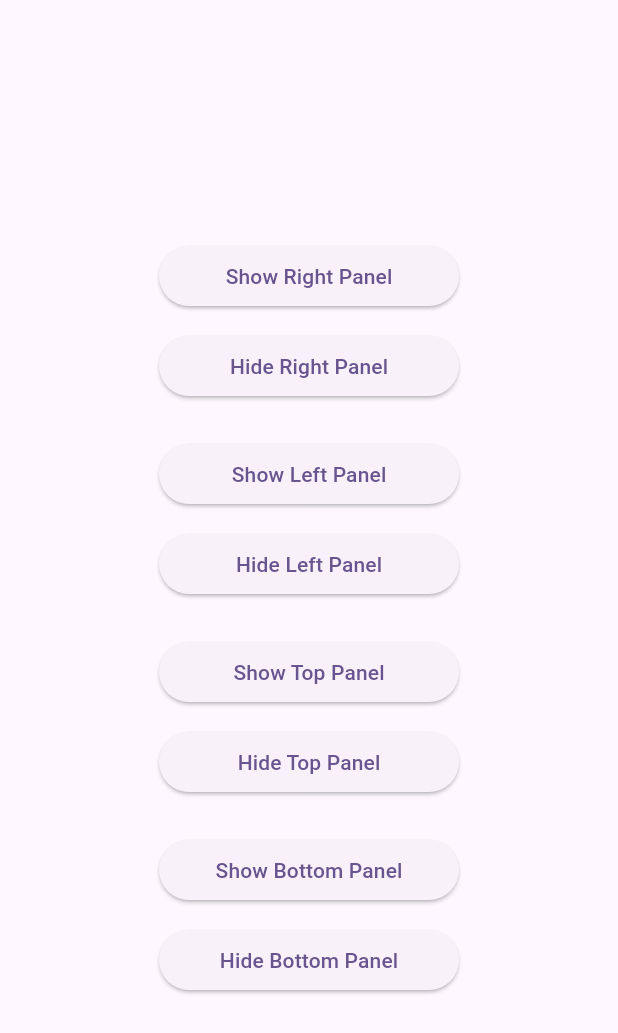
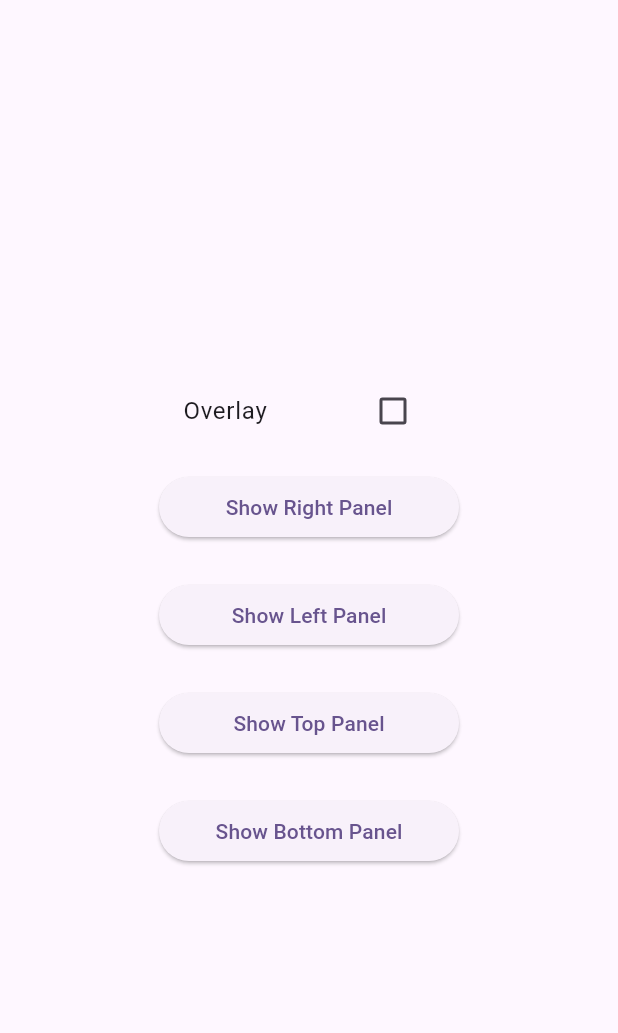
Before and after one commit to msuhal/flutter_side_panel, a Flutter app: the screen it shows after launch, on a phone screen of 412 x 824 dp. Shown: the top 1033 px of the screen. Run offline on Flutter 3.47's test engine with Material 3 defaults, Android fonts, the phone set to English and light mode, and no system bars.

Commit message:
add overlay option

```diff
--- a/example/lib/main.dart
+++ b/example/lib/main.dart
@@ -29,7 +29,14 @@ class MyHomePage extends StatefulWidget {
 }
 
 class _MyHomePageState extends State<MyHomePage> {
-  final SidePanelController _controller = SidePanelController();
+  final _controller = SidePanelController();
+  var _isOverlay = false;
+
+  // Visibility states of the panels
+  bool _isRightPanelVisible = false;
+  bool _isLeftPanelVisible = false;
+  bool _isTopPanelVisible = false;
+  bool _isBottomPanelVisible = false;
 
   @override
   Widget build(BuildContext context) {
@@ -37,6 +44,7 @@ class _MyHomePageState extends State<MyHomePage> {
       body: SidePanel(
         controller: _controller,
         right: Panel(
+          overlay: _isOverlay,
           child: Container(
             color: Colors.blueGrey.shade100,
             child: const Center(
@@ -45,6 +53,7 @@ class _MyHomePageState extends State<MyHomePage> {
           ),
         ),
         left: Panel(
+          overlay: _isOverlay,
           child: Container(
             color: Colors.pink.shade100,
             child: const Center(
@@ -53,6 +62,7 @@ class _MyHomePageState extends State<MyHomePage> {
           ),
         ),
         top: Panel(
+          overlay: _isOverlay,
           child: Container(
             color: Colors.orange.shade100,
             child: const Center(
@@ -61,6 +71,7 @@ class _MyHomePageState extends State<MyHomePage> {
           ),
         ),
         bottom: Panel(
+          overlay: _isOverlay,
           child: Container(
             color: Colors.blue.shade100,
             child: const Center(
@@ -74,60 +85,108 @@ class _MyHomePageState extends State<MyHomePage> {
             child: ListView(
               shrinkWrap: true,
               children: [
+                CheckboxListTile(
+                  title: const Text('Overlay'),
+                  value: _isOverlay,
+                  onChanged: (value) {
+                    setState(() {
+                      _isRightPanelVisible = false;
+                      _isLeftPanelVisible = false;
+                      _isTopPanelVisible = false;
+                      _isBottomPanelVisible = false;
+                      _controller.hideRightPanel();
+                      _controller.hideLeftPanel();
+                      _controller.hideBottomPanel();
+                      _controller.hideTopPanel();
+                      _isOverlay = value!;
+                    });
+                  },
+                ),
+                const SizedBox(height: 12),
+
+                // Toggle button for the right panel
                 ElevatedButton(
                   onPressed: () {
-                    _controller.showRightPanel();
+                    if (_isOverlay) {
+                      _controller.showRightPanel();
+                      return;
+                    }
+
+                    setState(() {
+                      _isRightPanelVisible = !_isRightPanelVisible;
+                      _isRightPanelVisible
+                          ? _controller.showRightPanel()
+                          : _controller.hideRightPanel();
+                    });
                   },
-                  child: const Text('Show Right Panel'),
+                  child: Text(_isRightPanelVisible
+                      ? 'Hide Right Panel'
+                      : 'Show Right Panel'),
                 ),
-                const SizedBox(height: 12),
+
+                const SizedBox(height: 24),
+
+                // Toggle button for the left panel
                 ElevatedButton(
                   onPressed: () {
-                    _controller.hideRightPanel();
+                    if (_isOverlay) {
+                      _controller.showLeftPanel();
+                      return;
+                    }
+
+                    setState(() {
+                      _isLeftPanelVisible = !_isLeftPanelVisible;
+                      _isLeftPanelVisible
+                          ? _controller.showLeftPanel()
+                          : _controller.hideLeftPanel();
+                    });
                   },
-                  child: const Text('Hide Right Panel'),
+                  child: Text(_isLeftPanelVisible
+                      ? 'Hide Left Panel'
+                      : 'Show Left Panel'),
                 ),
+
                 const SizedBox(height: 24),
+
+                // Toggle button for the top panel
                 ElevatedButton(
                   onPressed: () {
-                    _controller.showLeftPanel();
+                    if (_isOverlay) {
+                      _controller.showTopPanel();
+                      return;
+                    }
+
+                    setState(() {
+                      _isTopPanelVisible = !_isTopPanelVisible;
+                      _isTopPanelVisible
+                          ? _controller.showTopPanel()
+                          : _controller.hideTopPanel();
+                    });
                   },
-                  child: const Text('Show Left Panel'),
+                  child: Text(
+                      _isTopPanelVisible ? 'Hide Top Panel' : 'Show Top Panel'),
                 ),
-                const SizedBox(height: 12),
+
+                const SizedBox(height: 24),
+
+                // Toggle button for the bottom panel
                 ElevatedButton(
                   onPressed: () {
-                    _controller.hideLeftPanel();
+                    if (_isOverlay) {
+                      _controller.showBottomPanel();
+                      return;
+                    }
+
+                    setState(() {
+                      _isBottomPanelVisible = !_isBottomPanelVisible;
+                      _isBottomPanelVisible
+                          ? _controller.showBottomPanel()
+                          : _controller.hideBottomPanel();
+                    });
                   },
-                  child: const Text('Hide Left Panel'),
-                ),
-                const SizedBox(height: 24),
-                ElevatedButton(
-                  onPressed: () {
-                    _controller.showTopPanel();
-                  },
-                  child: const Text('Show Top Panel'),
-                ),
-                const SizedBox(height: 12),
-                ElevatedButton(
-                  onPressed: () {
-                    _controller.hideTopPanel();
-                  },
-                  child: const Text('Hide Top Panel'),
-                ),
-                const SizedBox(height: 24),
-                ElevatedButton(
-                  onPressed: () {
-                    _controller.showBottomPanel();
-                  },
-                  child: const Text('Show Bottom Panel'),
-                ),
-                const SizedBox(height: 12),
-                ElevatedButton(
-                  onPressed: () {
-                    _controller.hideBottomPanel();
-                  },
-                  child: const Text('Hide Bottom Panel'),
+                  child: Text(_isBottomPanelVisible
+                      ? 'Hide Bottom Panel'
+                      : 'Show Bottom Panel'),
                 ),
               ],
             ),
--- a/example/pubspec.yaml
+++ b/example/pubspec.yaml
@@ -5,7 +5,7 @@ publish_to: 'none'
 version: 1.0.0+1
 
 environment:
-  sdk: '>=2.18.4 <3.0.0'
+  sdk: '>=2.18.4 <4.0.0'
 
 dependencies:
   flutter:
--- a/lib/side_panel.dart
+++ b/lib/side_panel.dart
@@ -1,5 +1,7 @@
 library side_panel;
 
+import 'package:flutter/cupertino.dart';
+import 'package:flutter/material.dart';
 import 'package:flutter/widgets.dart';
 
 /// A controller for the [SidePanel].
@@ -75,12 +77,30 @@ class Panel {
   /// content of the panel.
   final Widget child;
 
-  /// Creates a new [Panel].
+  /// Whether the panel should be displayed as an overlay.
   ///
-  /// The [size] parameter is optional and defaults to 300. The [child]
-  /// parameter is required and must not be null.
+  /// When [overlay] is true, the panel is displayed as an overlay over the
+  /// screen. When it is false, the panel is displayed as a normal widget.
+  ///
+  /// The default value is false.
+  final bool overlay;
+
+  /// Create a new [Panel] with the given [size], [child], and [overlay].
+  ///
+  /// The [size] parameter is the width of the panel when it is positioned on the
+  /// left or right side of the screen, and the height of the panel when it is
+  /// positioned on the top or bottom side of the screen. The default value is 300.
+  ///
+  /// The [child] parameter is the widget that is displayed in the panel and is
+  /// used to provide the content of the panel.
+  ///
+  /// The [overlay] parameter determines whether the panel should be displayed as
+  /// an overlay over the screen. When it is true, the panel is displayed as an
+  /// overlay over the screen. When it is false, the panel is displayed as a normal
+  /// widget. The default value is false.
   Panel({
     this.size = 300,
+    this.overlay = false,
     required this.child,
   });
 }
@@ -199,9 +219,13 @@ class SidePanelState extends State<SidePanel> {
 
   void _showRightPanel() {
     if (widget.right == null) return;
+    if (widget.right!.overlay) {
+      Navigator.of(context).push(_showOverlay(right: widget.right!));
+    } else {
       setState(() {
         _isShowRightPanel = true;
       });
+    }
   }
 
   void _hideRightPanel() {
@@ -213,9 +237,13 @@ class SidePanelState extends State<SidePanel> {
 
   void _showLeftPanel() {
     if (widget.left == null) return;
+    if (widget.left!.overlay) {
+      Navigator.of(context).push(_showOverlay(left: widget.left!));
+    } else {
       setState(() {
         _isShowLeftPanel = true;
       });
+    }
   }
 
   void _hideLeftPanel() {
@@ -227,9 +255,13 @@ class SidePanelState extends State<SidePanel> {
 
   void _showTopPanel() {
     if (widget.top == null) return;
+    if (widget.top!.overlay) {
+      Navigator.of(context).push(_showOverlay(top: widget.top!));
+    } else {
       setState(() {
         _isShowTopPanel = true;
       });
+    }
   }
 
   void _hideTopPanel() {
@@ -241,9 +273,13 @@ class SidePanelState extends State<SidePanel> {
 
   void _showBottomPanel() {
     if (widget.bottom == null) return;
+    if (widget.bottom!.overlay) {
+      Navigator.of(context).push(_showOverlay(bottom: widget.bottom!));
+    } else {
       setState(() {
         _isShowBottomPanel = true;
       });
+    }
   }
 
   void _hideBottomPanel() {
@@ -253,6 +289,59 @@ class SidePanelState extends State<SidePanel> {
     });
   }
 
+  Route _showOverlay({
+    Panel? left,
+    Panel? right,
+    Panel? top,
+    Panel? bottom,
+  }) {
+    assert(left != null || right != null || top != null || bottom != null);
+    late Widget child;
+    late Offset begin;
+    late Alignment alignment;
+
+    if (left != null) {
+      child = SizedBox(width: left.size, child: left.child);
+      begin = const Offset(-1.0, 0.0);
+      alignment = Alignment.centerLeft;
+    } else if (right != null) {
+      child = SizedBox(width: right.size, child: right.child);
+      begin = const Offset(1.0, 0.0);
+      alignment = Alignment.centerRight;
+    } else if (top != null) {
+      child = SizedBox(height: top.size, child: top.child);
+      begin = const Offset(0.0, -1.0);
+      alignment = Alignment.topCenter;
+    } else if (bottom != null) {
+      child = SizedBox(height: bottom.size, child: bottom.child);
+      begin = const Offset(0.0, 1.0);
+      alignment = Alignment.bottomCenter;
+    }
+
+    return PageRouteBuilder(
+      pageBuilder: (context, animation, secondaryAnimation) => child,
+      transitionDuration: const Duration(milliseconds: 300),
+      reverseTransitionDuration: const Duration(milliseconds: 300),
+      transitionsBuilder: (context, animation, secondaryAnimation, child) {
+        final tween = Tween<Offset>(
+          begin: begin,
+          end: Offset.zero,
+        ).chain(CurveTween(curve: Curves.easeInOut));
+
+        return SlideTransition(
+          position: animation.drive(tween),
+          child: Align(
+            alignment: alignment,
+            child: Material(child: child),
+          ),
+        );
+      },
+      opaque: false,
+      barrierDismissible: true,
+      barrierColor: const Color.fromRGBO(100, 100, 100, 0.5),
+    );
+  }
+
   @override
   Widget build(BuildContext context) {
     return Stack(
@@ -260,16 +349,24 @@ class SidePanelState extends State<SidePanel> {
         Positioned.fill(
           child: AnimatedContainer(
             margin: EdgeInsets.only(
-              right: _isShowRightPanel ? widget.right!.size : 0,
-              left: _isShowLeftPanel ? widget.left!.size : 0,
-              top: _isShowTopPanel ? widget.top!.size : 0,
-              bottom: _isShowBottomPanel ? widget.bottom!.size : 0,
+              right: _isShowRightPanel && widget.right?.overlay != true
+                  ? widget.right!.size
+                  : 0,
+              left: _isShowLeftPanel && widget.left?.overlay != true
+                  ? widget.left!.size
+                  : 0,
+              top: _isShowTopPanel && widget.top?.overlay != true
+                  ? widget.top!.size
+                  : 0,
+              bottom: _isShowBottomPanel && widget.bottom?.overlay != true
+                  ? widget.bottom!.size
+                  : 0,
             ),
             duration: widget.animatedDuration,
             child: widget.child,
           ),
         ),
-        if (widget.right != null)
+        if (widget.right != null && !widget.right!.overlay)
           AnimatedPositioned(
             top: 0,
             bottom: 0,
@@ -280,7 +377,7 @@ class SidePanelState extends State<SidePanel> {
               child: widget.right!.child,
             ),
           ),
-        if (widget.left != null)
+        if (widget.left != null && !widget.left!.overlay)
           AnimatedPositioned(
             top: 0,
             bottom: 0,
@@ -291,7 +388,7 @@ class SidePanelState extends State<SidePanel> {
               child: widget.left!.child,
             ),
           ),
-        if (widget.top != null)
+        if (widget.top != null && !widget.top!.overlay)
           AnimatedPositioned(
             left: 0,
             right: 0,
@@ -302,7 +399,7 @@ class SidePanelState extends State<SidePanel> {
               child: widget.top!.child,
             ),
           ),
-        if (widget.bottom != null)
+        if (widget.bottom != null && !widget.bottom!.overlay)
           AnimatedPositioned(
             left: 0,
             right: 0,
--- a/pubspec.yaml
+++ b/pubspec.yaml
@@ -1,11 +1,11 @@
 name: side_panel
 description: Flutter package that provides a customizable panel widget that can be displayed on the left, right, top, or bottom sides of the screen.
-version: 0.0.1
+version: 0.1.0
 repository: https://github.com/msuhal/flutter_side_panel
 issue_tracker: https://github.com/msuhal/flutter_side_panel/issues
 
 environment:
-  sdk: '>=2.18.4 <3.0.0'
+  sdk: '>=2.18.4 <4.0.0'
   flutter: ">=1.17.0"
 
 dependencies:
```
Also changed, not shown: images/example.gif, 3 other files. Lines whose indentation alone changed are shown as unchanged.
